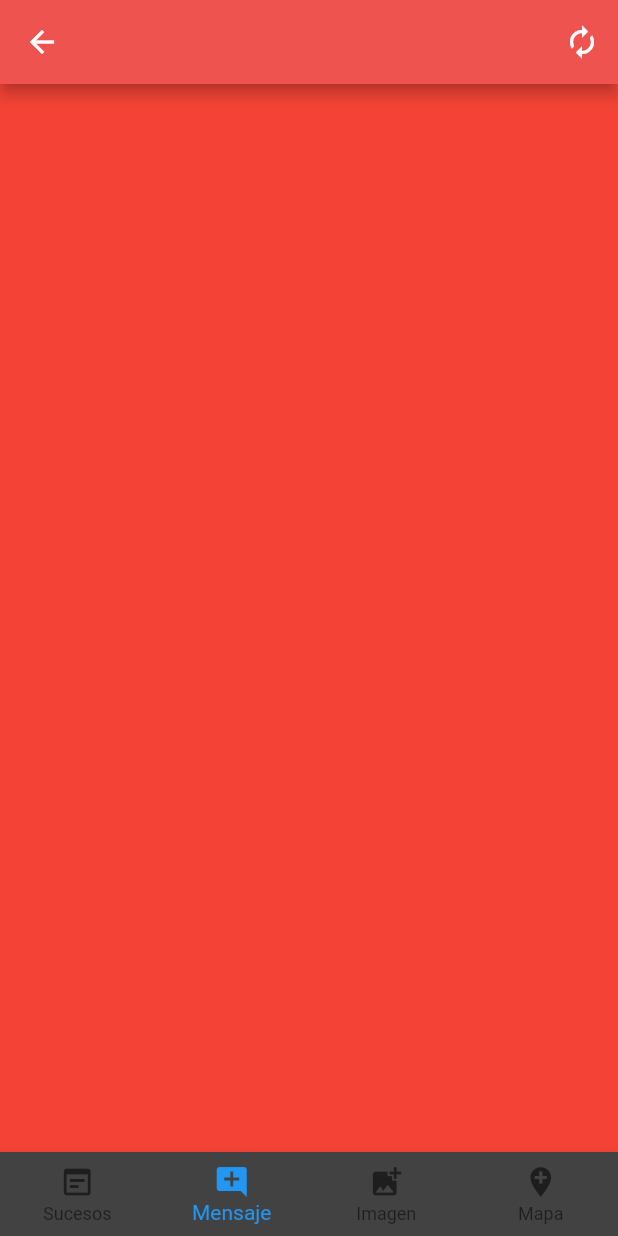
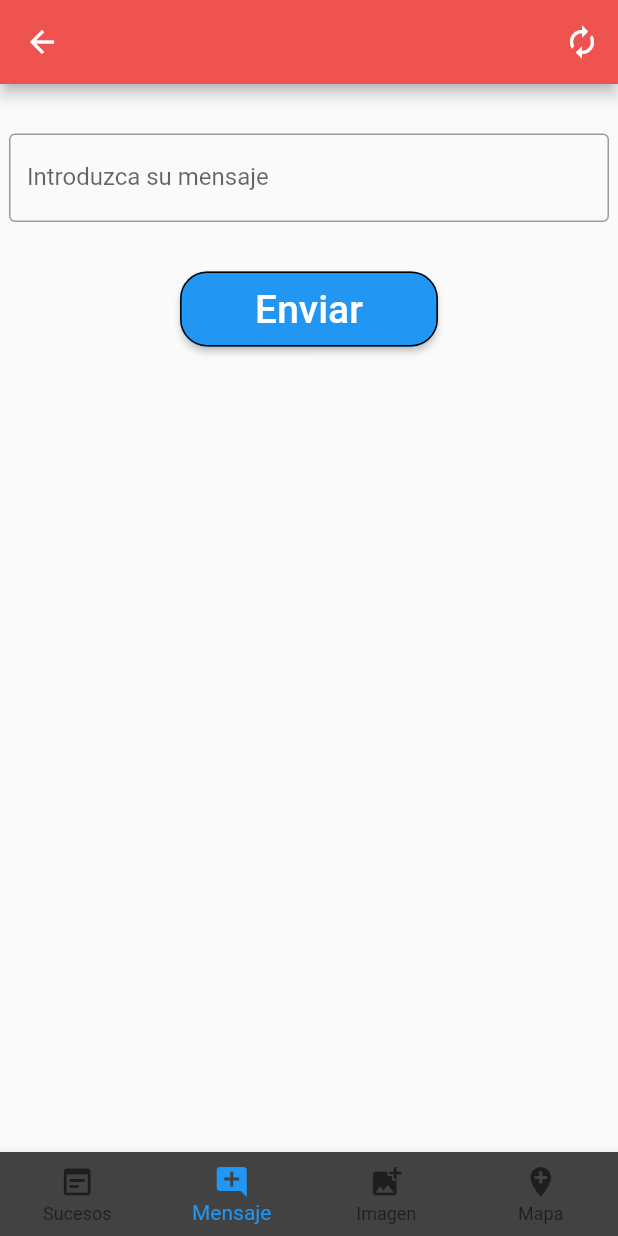
Before and after one commit to LuisPlasencia/proyecto-flutter, a Flutter app: the DetalleIncidencias screen opened directly with empty values, item 2 of the bottom bar chosen, on a phone screen of 412 x 824 dp. Run offline on Flutter 3.47's test engine with Material 2 defaults, Android fonts, the phone set to English and light mode, and no system bars; our stand-ins replace flutter_map, image_picker, latlong; missing offline and left inert: flutter_map_arcgis, teledart.

Commit message:
Añadiendo la opcion de mensajes y subir imagenes

```diff
--- a/telycom_app/lib/DetalleIncidencias.dart
+++ b/telycom_app/lib/DetalleIncidencias.dart
@@ -1,12 +1,7 @@
 import 'package:flutter/cupertino.dart';
 import 'package:flutter/material.dart';
-import 'package:telycom_app/ElementList.dart';
 import 'package:telycom_app/SucesosList.dart';
-import "misIncidencias.dart";
-import 'package:flutter/services.dart';
-import "Mapa.dart";
-import 'package:telycom_app/misIncidencias.dart';
-
+import 'package:telycom_app/placeholder_tres.dart';
 import 'placeholder_widget.dart';
 import 'placeholder_dos.dart';
 import 'placeholder_cuatro.dart';
@@ -93,12 +88,10 @@ class _DetalleIncidencias extends State<DetalleIncidencias> {
     // tiene que ir aqui porque para que reconozca las variables
     _children = [
       PlaceholderWidget(state: this.state ,creation: this.creation, reference: this.reference, direction:  this.direction, description:  this.description, ),
+      PlaceholderWidgetDos(),
+      MyHomePage(),
+      PlaceholderWidgetCuatro(state: this.state ,creation: this.creation, reference: this.reference, direction:  this.direction, description:  this.description, )
 
-      PlaceholderWidgetDos(Colors.red),
-
-      PlaceholderWidgetDos(Colors.red),
-
-      PlaceholderWidgetCuatro(state: this.state ,creation: this.creation, reference: this.reference, direction:  this.direction, description:  this.description, ),
     ];
 
     return Scaffold(
--- a/telycom_app/lib/main.dart
+++ b/telycom_app/lib/main.dart
@@ -108,7 +108,6 @@ class FirstRoute extends StatelessWidget {
   }
 }
 
-
 // class FirstRoute extends StatelessWidget {
 //   @override
 //   Widget build(BuildContext context) {
--- a/telycom_app/lib/placeholder_dos.dart
+++ b/telycom_app/lib/placeholder_dos.dart
@@ -2,14 +2,39 @@ import 'package:flutter/material.dart';
 
 class PlaceholderWidgetDos extends StatelessWidget {
 
-  final Color color;
-
-  PlaceholderWidgetDos(this.color);
+  PlaceholderWidgetDos();
 
   @override
   Widget build(BuildContext context) {
-    return Container(
-      color: color,
+    return Column(
+      children: [
+        Container(
+          margin: const EdgeInsets.only(top: 30, bottom: 30,left: 3, right: 3),
+          padding: const EdgeInsets.all(3.0),
+         child: TextField(
+           decoration: InputDecoration(
+             border: OutlineInputBorder(),
+             labelText: 'Introduzca su mensaje',
+           ),
+         ),
+        ),
+
+        RaisedButton(
+          color: Colors.blue,
+          shape: RoundedRectangleBorder(
+              borderRadius: BorderRadius.circular(18.0),
+              side: BorderSide(color: Colors.black)
+          ),
+          padding: EdgeInsets.only(left: 50, right:50, top: 10, bottom: 10),
+          child: Text('Enviar', style: TextStyle(fontSize: 26, color: Colors.white)),
+          onPressed: () {
+            // Navigator.push(
+            //   context,
+            //   MaterialPageRoute(builder: (context) => MisIncidencias()),
+            // );
+          },
+        ),
+      ],
     );
   }
 }
--- a/telycom_app/pubspec.yaml
+++ b/telycom_app/pubspec.yaml
@@ -32,6 +32,8 @@ dependencies:
   # The following adds the Cupertino Icons font to your application.
   # Use with the CupertinoIcons class for iOS style icons.
   cupertino_icons: ^1.0.0
+
+  image_picker: ^0.6.7+22
 
 dev_dependencies:
   flutter_test:
```
Also changed, not shown: telycom_app/lib/placeholder_tres.dart (added, +44 -0 lines), telycom_app/pubspec.lock, 2 other files.
